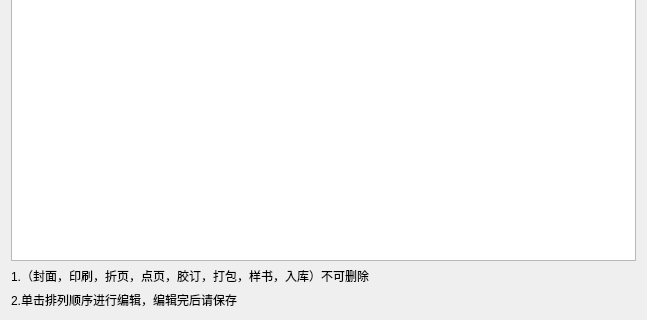
Above: PayCount_QT/CProMngDlg.ui from 605791556/PayAccount-QT before the change; both pictures show x 0 to 647 and y 391 to 711 of the 647 by 711 pixel window. Below: the same form after it.
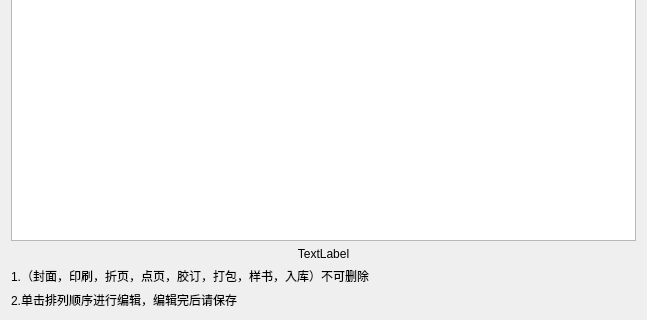
That is the form after the change.

Patch:
```diff
--- a/PayCount_QT/CProMngDlg.ui
+++ b/PayCount_QT/CProMngDlg.ui
@@ -66,6 +66,16 @@
        </property>
       </widget>
      </item>
+     <item>
+      <widget class="QLabel" name="label_load">
+       <property name="text">
+        <string>TextLabel</string>
+       </property>
+       <property name="alignment">
+        <set>Qt::AlignCenter</set>
+       </property>
+      </widget>
+     </item>
      <item>
       <widget class="QLabel" name="label">
        <property name="text">
```
Left out of the diff: 6 changed lines with no effect on the pictures.
